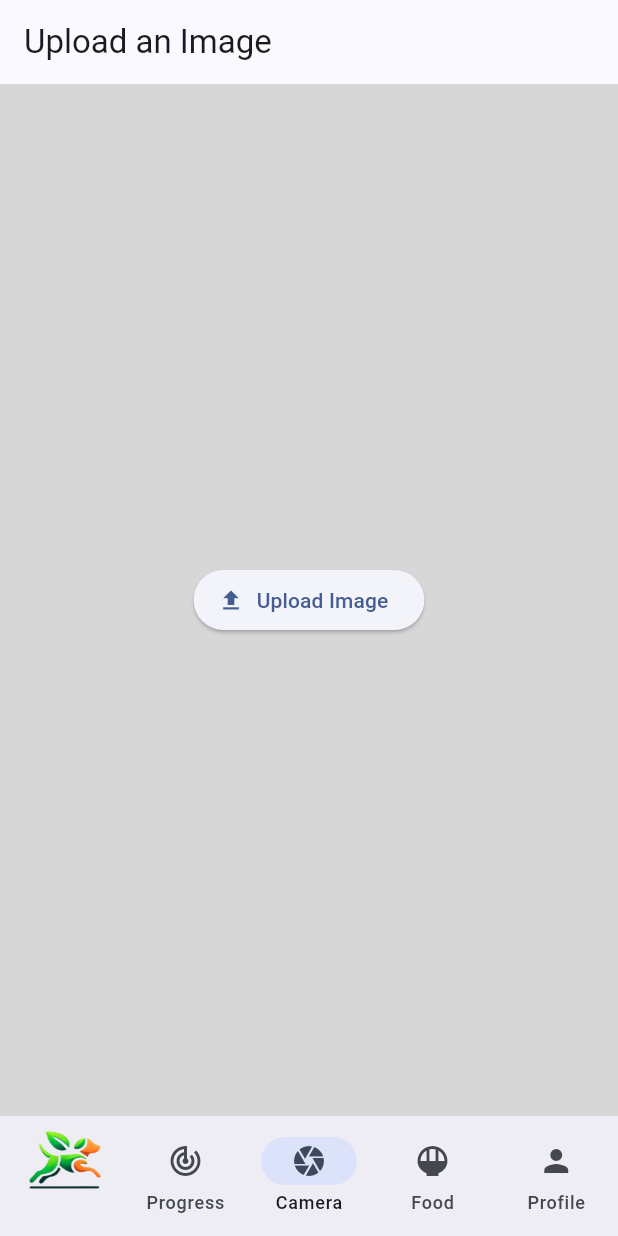
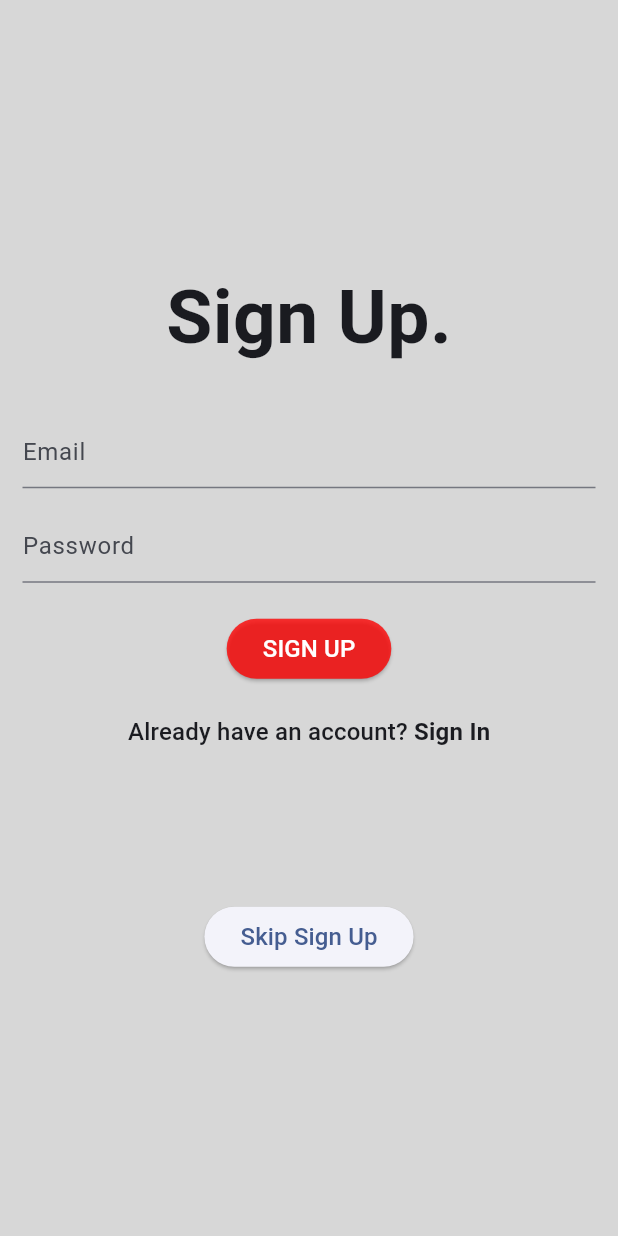
Before and after one commit to goatchan28/pet_health_ai, a Flutter app: the screen it shows after launch, on a phone screen of 412 x 824 dp. Run offline on Flutter 3.47's test engine with Material 3 defaults, Android fonts, the phone set to English and light mode, and no system bars; our stand-ins replace image_picker; missing offline and left inert: google_mlkit_text_recognition.

Commit message:
SignUp and Login

```diff
--- a/lib/main.dart
+++ b/lib/main.dart
@@ -1,4 +1,5 @@
 import 'package:flutter/material.dart';
+import 'package:pet_health_ai/pages/signup_page.dart';
 import 'package:provider/provider.dart';
 import 'package:pet_health_ai/models/pet.dart';
 import 'package:pet_health_ai/models/app_state.dart';
@@ -27,7 +28,12 @@
             colorScheme: ColorScheme.fromSeed(seedColor: const Color.fromRGBO(152, 171, 218, 1)),
             scaffoldBackgroundColor: Color.fromRGBO(215,215,215,1),
           ),
-          home: MyHomePage(),
+        home: Consumer<MyAppState>(
+          builder: (context, appState, _) {
+            print("isLoggedIn: ${appState.isLoggedIn}");  // Debug print
+            return appState.isLoggedIn ? MyHomePage() : SignupPage();
+          },
+        ),
       ),
     );
   }
--- a/lib/pages/profile_page.dart
+++ b/lib/pages/profile_page.dart
@@ -110,6 +110,10 @@
                 trailing: Icon(Icons.chevron_right),
                 onTap: () {},
               ),
+              ElevatedButton(
+               onPressed: (){appState.logOut();},
+               child: const Text('Log Out', style: TextStyle(fontSize: 16),)
+             )
             ],
         ),
       ),
--- /dev/null
+++ b/lib/pages/signup_page.dart
@@ -0,0 +1,104 @@
+import 'package:flutter/material.dart';
+import 'package:pet_health_ai/pages/login_page.dart';
+import 'package:pet_health_ai/models/app_state.dart';
+import 'package:provider/provider.dart';
+
+class SignupPage extends StatefulWidget {
+ const SignupPage({super.key});
+
+
+ @override
+ State<SignupPage> createState() => _SignupPageState();
+}
+
+class _SignupPageState extends State<SignupPage> {
+ final emailController = TextEditingController();
+ final passwordController = TextEditingController();
+ final formKey = GlobalKey<FormState>();
+
+ @override
+ void dispose() {
+   emailController.dispose();
+   passwordController.dispose();
+   super.dispose();
+ }
+
+ @override
+ Widget build(BuildContext context) {
+   var appstate = context.read<MyAppState>();
+   return Scaffold(
+     body: Padding(
+       padding: const EdgeInsets.all(15.0),
+       child: Form(
+         key: formKey,
+         child: Column(
+           mainAxisAlignment: MainAxisAlignment.center,
+           children: [
+             const Text(
+               'Sign Up.',
+               style: TextStyle(
+                 fontSize: 50,
+                 fontWeight: FontWeight.bold,
+               ),
+             ),
+             const SizedBox(height: 10),
+             const SizedBox(height: 20),
+             TextFormField(
+               controller: emailController,
+               decoration: const InputDecoration(
+                 hintText: 'Email',
+               ),
+             ),
+             const SizedBox(height: 15),
+             TextFormField(
+               controller: passwordController,
+               decoration: const InputDecoration(
+                 hintText: 'Password',
+               ),
+               obscureText: true,
+             ),
+             const SizedBox(height: 20),
+             ElevatedButton(
+               onPressed: () {},
+               style: ElevatedButton.styleFrom(backgroundColor: Color.fromARGB(200, 255, 0, 0)),
+               child: const Text(
+                 'SIGN UP',
+                 style: TextStyle(
+                   fontSize: 16,
+                   color: Colors.white,
+                 ),
+               ),
+             ),
+             const SizedBox(height: 20),
+             GestureDetector(
+               onTap: () {
+                 Navigator.push(context, MaterialPageRoute(builder: (context) => const LoginPage()));
+               },
+               child: RichText(
+                 text: TextSpan(
+                   text: 'Already have an account? ',
+                   style: Theme.of(context).textTheme.titleMedium,
+                   children: [
+                     TextSpan(
+                       text: 'Sign In',
+                       style:
+                           Theme.of(context).textTheme.titleMedium?.copyWith(
+                                 fontWeight: FontWeight.bold,
+                               ),
+                     ),
+                   ],
+                 ),
+               ),
+             ),
+             const SizedBox(height: 100,),
+             ElevatedButton(
+               onPressed: (){appstate.logIn();},
+               child: const Text('Skip Sign Up', style: TextStyle(fontSize: 16),)
+             )
+           ],
+         ),
+       ),
+     ),
+   );
+ }
+}
```
Also changed, not shown: lib/models/app_state.dart (+12 -0 lines), lib/pages/login_page.dart (added, +95 -0 lines).
